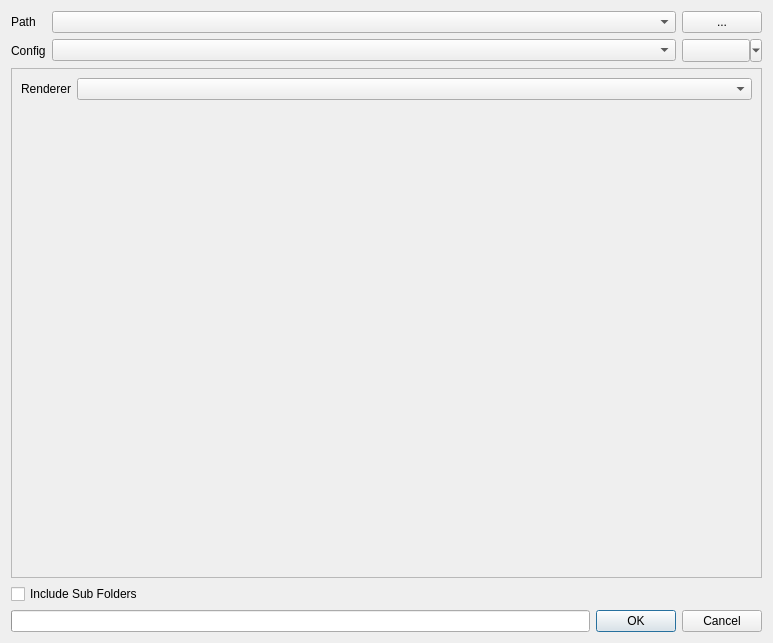
Before: the Qt Designer form textureimporter/ui/importer_dialog.ui in beatreichenbach/texture-importer, drawn with Qt 5.
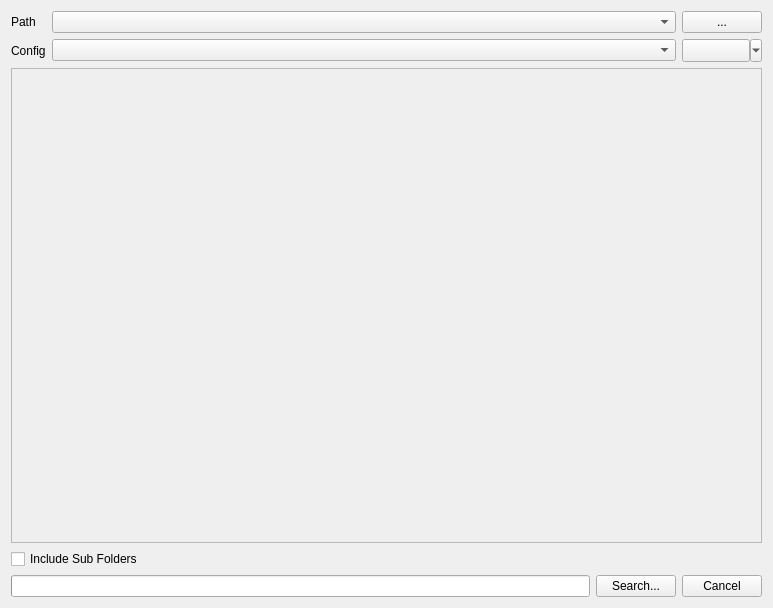
After: the same form once the commit is applied.

Commit message: Add support for multiple renderers and their attributes

The edit to the form file:
```diff
--- a/textureimporter/ui/importer_dialog.ui
+++ b/textureimporter/ui/importer_dialog.ui
@@ -7,7 +7,7 @@
     <x>0</x>
     <y>0</y>
     <width>773</width>
-    <height>643</height>
+    <height>608</height>
    </rect>
   </property>
   <property name="windowTitle">
@@ -86,38 +86,10 @@
         <x>0</x>
         <y>0</y>
         <width>753</width>
-        <height>509</height>
+        <height>474</height>
        </rect>
       </property>
-      <layout class="QVBoxLayout" name="config_lay">
-       <item>
-        <layout class="QHBoxLayout" name="renderer_lay" stretch="0,1">
-         <item>
-          <widget class="QLabel" name="renderer_lbl">
-           <property name="text">
-            <string>Renderer</string>
-           </property>
-          </widget>
-         </item>
-         <item>
-          <widget class="QComboBox" name="renderer_cmb"/>
-         </item>
-        </layout>
-       </item>
-       <item>
-        <spacer name="verticalSpacer">
-         <property name="orientation">
-          <enum>Qt::Vertical</enum>
-         </property>
-         <property name="sizeHint" stdset="0">
-          <size>
-           <width>20</width>
-           <height>40</height>
-          </size>
-         </property>
-        </spacer>
-       </item>
-      </layout>
+      <layout class="QVBoxLayout" name="config_lay"/>
      </widget>
     </widget>
    </item>
@@ -129,7 +101,7 @@
     </widget>
    </item>
    <item>
-    <layout class="QHBoxLayout" name="footer_lay" stretch="1,0">
+    <layout class="QHBoxLayout" name="footer_lay" stretch="1,0,0">
      <item>
       <widget class="QProgressBar" name="main_prgbar">
        <property name="value">
@@ -141,9 +113,16 @@
       </widget>
      </item>
      <item>
-      <widget class="QDialogButtonBox" name="main_btnbox">
-       <property name="standardButtons">
-        <set>QDialogButtonBox::Cancel|QDialogButtonBox::Ok</set>
+      <widget class="QPushButton" name="search_btn">
+       <property name="text">
+        <string>Search...</string>
+       </property>
+      </widget>
+     </item>
+     <item>
+      <widget class="QPushButton" name="cancel_btn">
+       <property name="text">
+        <string>Cancel</string>
        </property>
       </widget>
      </item>
```
The commit also changes 14 other files.
